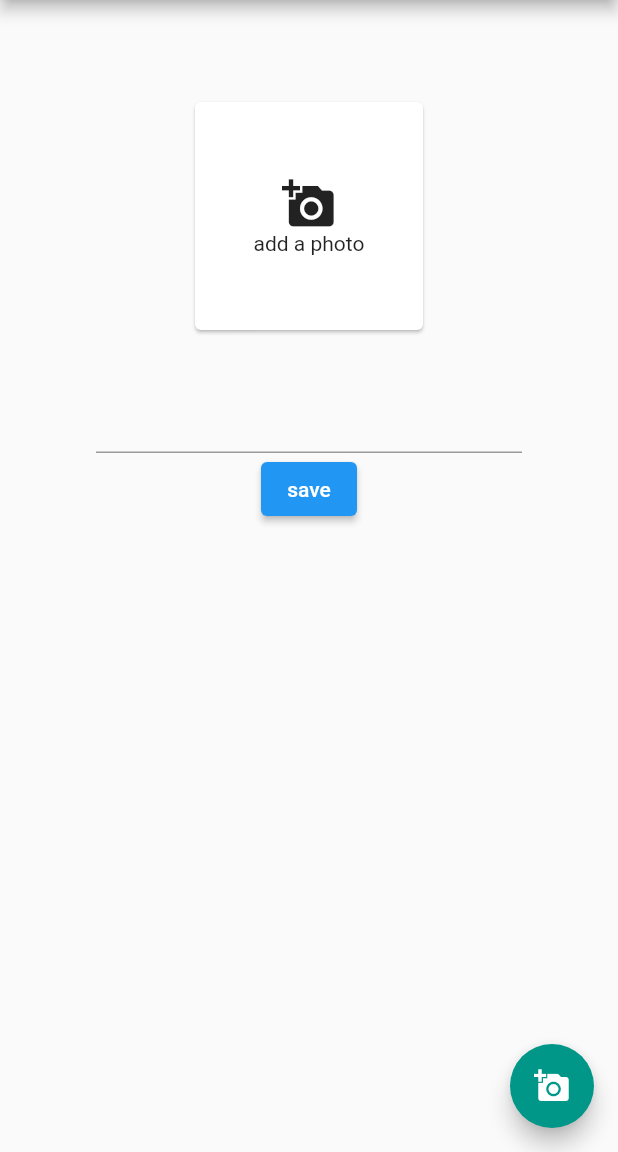
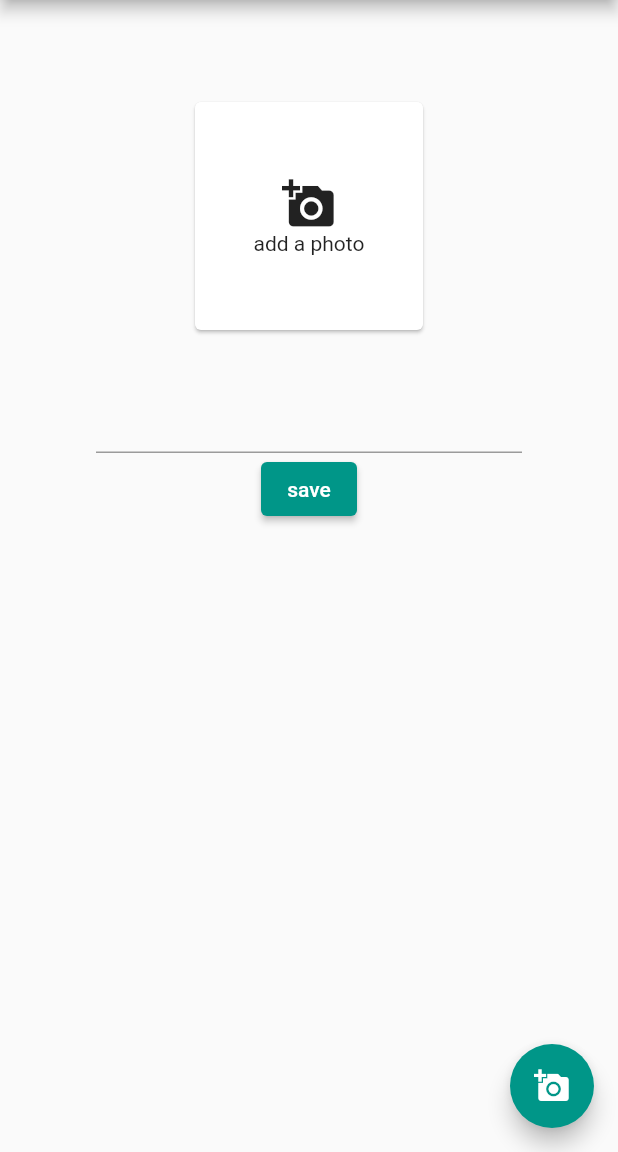
Before and after one commit to ndjndj/flutter-playground, a Flutter app: the AddMapicPage screen opened directly, on a phone screen of 412 x 824 dp, the part 84-1236 px from its top. Run offline on Flutter 3.47's test engine with Material 2 defaults, Android fonts, the phone set to English and light mode, and no system bars; our stand-ins replace image_picker.

Commit message:
change color

```diff
--- a/mapic/lib/main.dart
+++ b/mapic/lib/main.dart
@@ -131,7 +131,7 @@ class _AddMapicPageState extends State<AddMapicPage> {
             ),
             ElevatedButton(
               style: ElevatedButton.styleFrom(
-                primary: Colors.blue
+                primary: Colors.teal
               ),
               onPressed: () {},
               child: Text('save', style: TextStyle(color: Colors.white))
```
